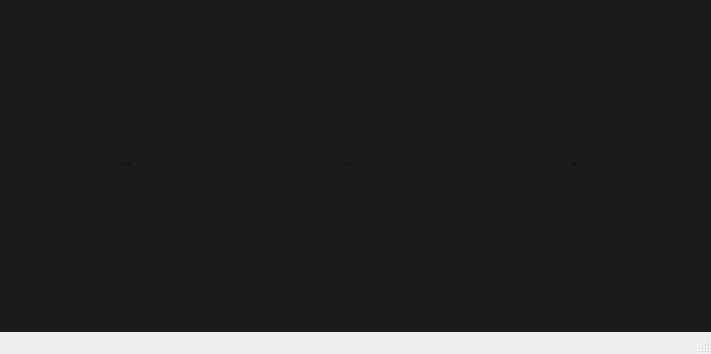
This is src/mainwindow.ui in imperiumzigna/capaPersonalizada as Qt 5 draws it before an edit. The edited form follows.
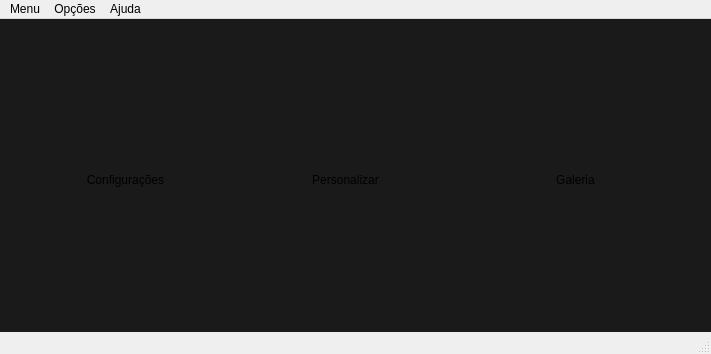
This is the edited form. Icons and pictures are not drawn.

Diff of the .ui file:
```diff
--- a/src/mainwindow.ui
+++ b/src/mainwindow.ui
@@ -57,7 +57,7 @@
      </rect>
     </property>
     <property name="text">
-     <string>...</string>
+     <string>Personalizar</string>
     </property>
     <property name="icon">
      <iconset>
@@ -86,7 +86,7 @@
      <enum>Qt::LeftToRight</enum>
     </property>
     <property name="text">
-     <string>...</string>
+     <string>Galeria</string>
     </property>
     <property name="icon">
      <iconset>
@@ -115,7 +115,7 @@
      <enum>Qt::NoFocus</enum>
     </property>
     <property name="text">
-     <string>...</string>
+     <string>Configurações</string>
     </property>
     <property name="icon">
      <iconset>
@@ -141,6 +141,24 @@
      <height>20</height>
     </rect>
    </property>
+   <widget class="QMenu" name="menuMenu">
+    <property name="title">
+     <string>Menu</string>
+    </property>
+   </widget>
+   <widget class="QMenu" name="menuOp_es">
+    <property name="title">
+     <string>Opções</string>
+    </property>
+   </widget>
+   <widget class="QMenu" name="menuAjuda">
+    <property name="title">
+     <string>Ajuda</string>
+    </property>
+   </widget>
+   <addaction name="menuMenu"/>
+   <addaction name="menuOp_es"/>
+   <addaction name="menuAjuda"/>
   </widget>
   <widget class="QStatusBar" name="statusBar"/>
  </widget>
```
